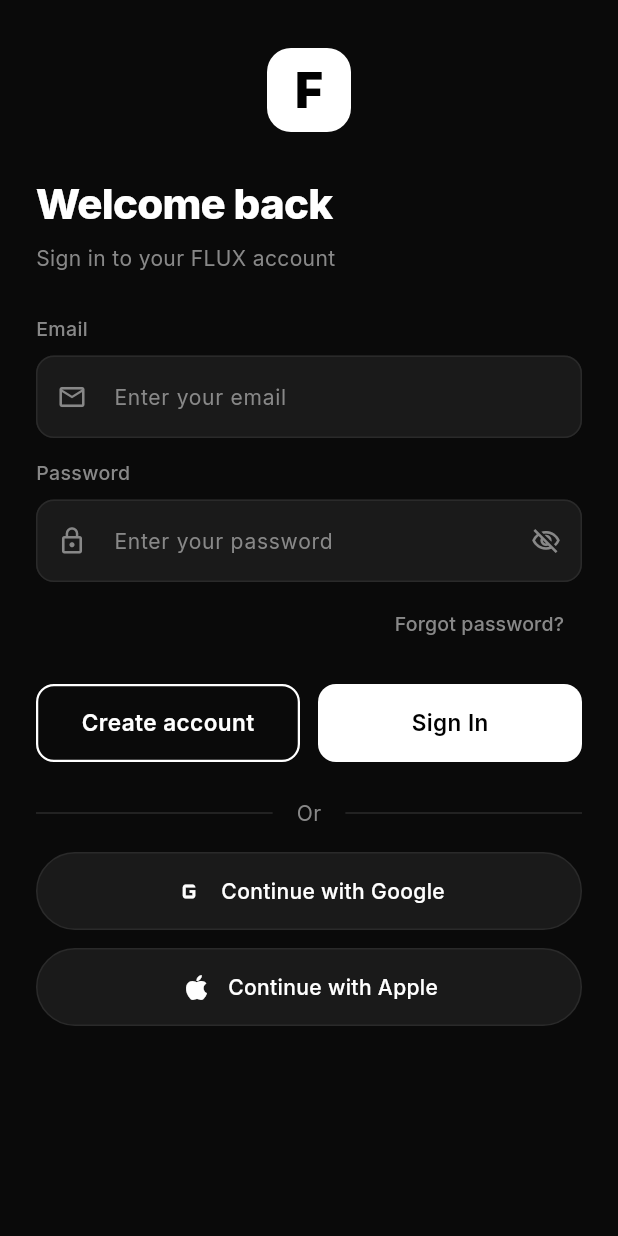
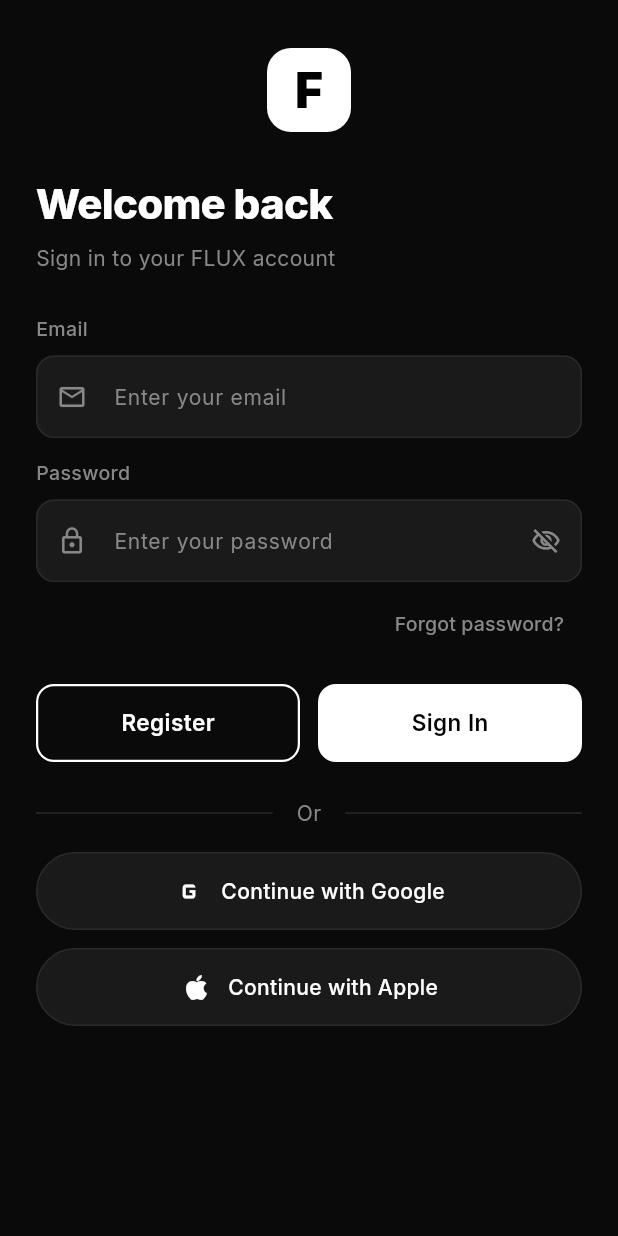
Before and after one commit to MUNYOH-JOEL-TAMON/flux_bank_app, a Flutter app: the screen it shows after launch, after a tap on "Skip", on a phone screen of 412 x 824 dp. Run offline on Flutter 3.47's test engine with Material 3 defaults, Android fonts, the phone set to English and light mode, and no system bars; drawn by our look-alikes of flutter_animate; our stand-ins replace cloud_firestore, firebase_auth, firebase_core, fl_chart, google_fonts, shimmer; accounts and stored records are empty; generated files the repository leaves out were written again.

Commit message:
style(screens): update login button label for clarity
- Change "Create account" button label to "Register"
- Update corresponding inline comment to reflect new label
- Improves consistency with standard authentication terminology

```diff
--- a/lib/screens/auth/login_screen.dart
+++ b/lib/screens/auth/login_screen.dart
@@ -179,12 +179,12 @@
 
                 const SizedBox(height: 16),
 
-                // Two buttons: outlined "Create account" + filled "Sign In"
+                // Two buttons: outlined "Register" + filled "Sign In"
                 Row(
                   children: [
                     Expanded(
                       child: FluxButton(
-                        'Create account',
+                        'Register',
                         variant: FluxButtonVariant.secondary,
                         onPressed: () =>
                             Navigator.pushNamed(context, AppRouter.register),
```
